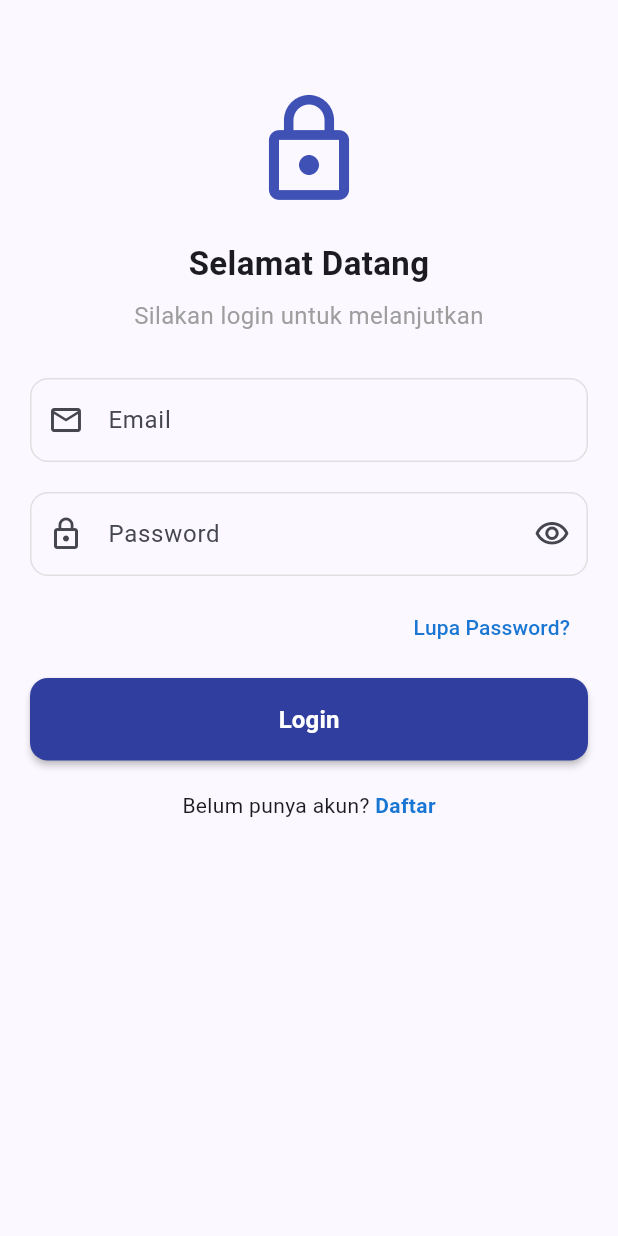
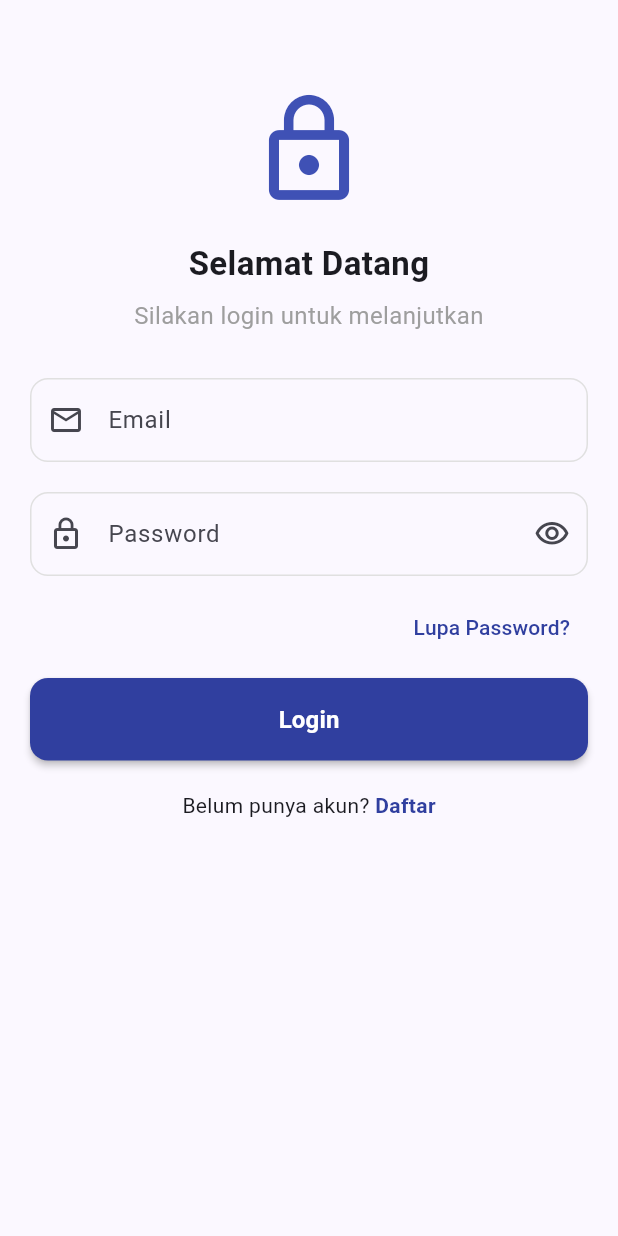
Before and after one commit to str122-xyz/KB1179-1123150070-uts, a Flutter app: the Login screen opened directly, on a phone screen of 412 x 824 dp. Run offline on Flutter 3.47's test engine with Material 3 defaults, Android fonts, the phone set to English and light mode, and no system bars.

Commit message:
done biar jadi 30 commit hehe

```diff
--- a/lib/login/login.dart
+++ b/lib/login/login.dart
@@ -85,7 +85,7 @@ class Login extends StatelessWidget {
                   onPressed: () {},
                   child: Text(
                     "Lupa Password?",
-                    style: TextStyle(color: Colors.blue[700], fontSize: 14),
+                    style: TextStyle(color: Colors.indigo[700], fontSize: 14),
                   ),
                 ),
               ),
@@ -121,7 +121,7 @@ class Login extends StatelessWidget {
                     child: Text(
                       "Daftar",
                       style: TextStyle(
-                        color: Colors.blue[700],
+                        color: Colors.indigo[700],
                         fontWeight: FontWeight.bold,
                       ),
                     ),
```
